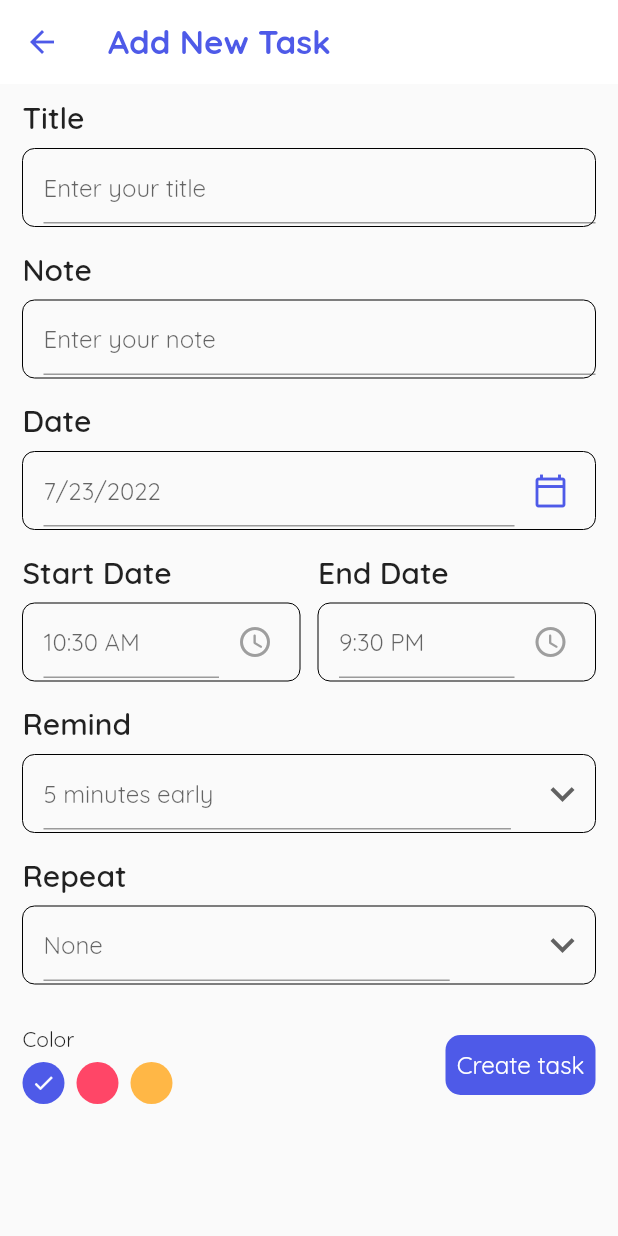
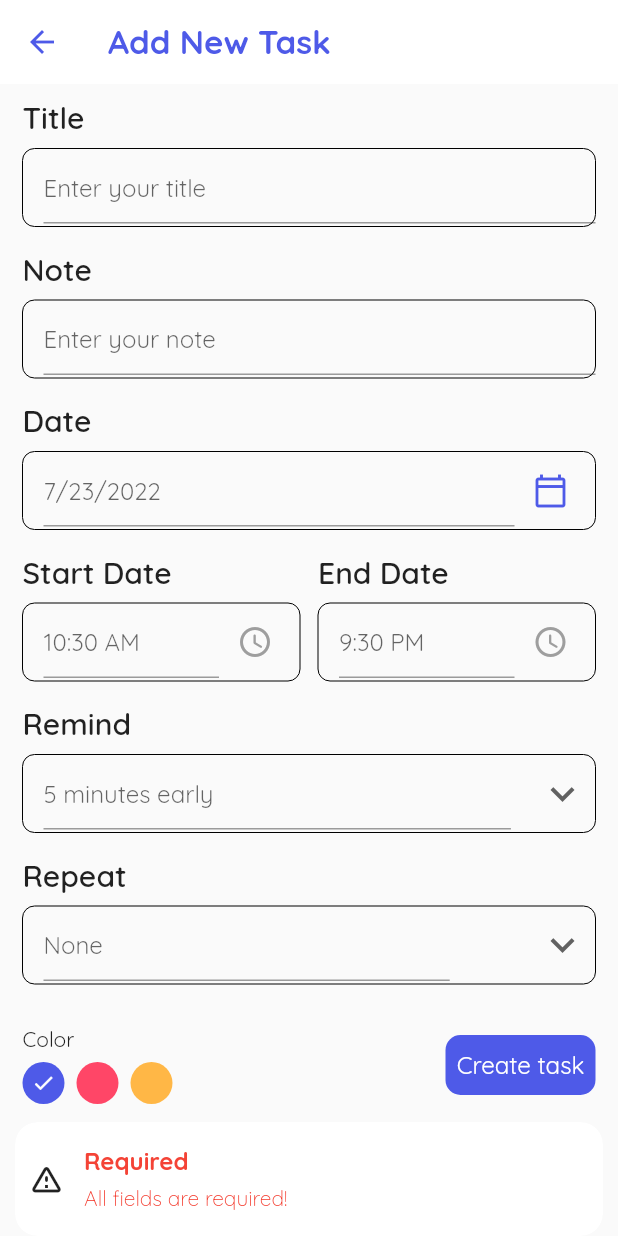
Before and after one commit to SujoyGhosh-scott/task-app-flutter, a Flutter app: the AddTaskPage screen opened directly, after a tap on "Create task", on a phone screen of 412 x 824 dp. Run offline on Flutter 3.47's test engine with Material 2 defaults, Android fonts, the phone set to English and light mode, and no system bars; our stand-ins replace date_picker_timeline, flutter_local_notifications, get, get_storage, google_fonts, timezone; accounts and stored records are empty.

Commit message:
second part done

```diff
--- /dev/null
+++ b/lib/controller/task_controller.dart
@@ -0,0 +1,10 @@
+import 'package:get/state_manager.dart';
+import 'package:todo_app/models/task.dart';
+
+class TaskController extends GetxController {
+  Future<int> addTask({Task? task}) async {
+    //add task to database
+    //return taskId
+    return 5;
+  }
+}
--- /dev/null
+++ b/lib/models/task.dart
@@ -0,0 +1,54 @@
+class Task {
+  int? id;
+  String? title;
+  String? note;
+  int? isCompleted;
+  String? date;
+  String? startTime;
+  String? endTime;
+  int? color;
+  int? remind;
+  String? repeat;
+
+  Task(
+      {this.id,
+      this.title,
+      this.note,
+      this.isCompleted,
+      this.date,
+      this.startTime,
+      this.endTime,
+      this.color,
+      this.remind,
+      this.repeat});
+
+  Task.formJson(Map<String, dynamic> json) {
+    id = json['id'];
+    title = json['title'];
+    note = json['note'];
+    isCompleted = json['isCompleted'];
+    date = json['date'];
+    startTime = json['startTime'];
+    endTime = json['endTime'];
+    color = json['color'];
+    remind = json['remind'];
+    repeat = json['repeat'];
+  }
+
+  Map<String, dynamic> toJson() {
+    final Map<String, dynamic> data = Map<String, dynamic>();
+
+    data['id'] = id;
+    data['title'] = title;
+    data['date'] = date;
+    data['note'] = note;
+    data['isCompleted'] = isCompleted;
+    data['startTime'] = startTime;
+    data['endTime'] = endTime;
+    data['color'] = color;
+    data['remind'] = remind;
+    data['repeat'] = repeat;
+
+    return data;
+  }
+}
--- a/lib/ui/add_task_bar.dart
+++ b/lib/ui/add_task_bar.dart
@@ -2,6 +2,8 @@ import 'package:flutter/foundation.dart';
 import 'package:flutter/material.dart';
 import 'package:get/get.dart';
 import 'package:intl/intl.dart';
+import 'package:todo_app/controller/task_controller.dart';
+import 'package:todo_app/models/task.dart';
 //import 'package:todo_app/ui/home_page.dart';
 import 'package:todo_app/ui/theme.dart';
 import 'package:todo_app/ui/widgets/button.dart';
@@ -15,6 +17,9 @@ class AddTaskPage extends StatefulWidget {
 }
 
 class _AddTaskPageState extends State<AddTaskPage> {
+  final TaskController _taskController = Get.put(TaskController());
+  final TextEditingController _titleController = TextEditingController();
+  final TextEditingController _noteController = TextEditingController();
   DateTime _selectedDate = DateTime.now();
   String _startTime = DateFormat("hh:mm a").format(DateTime.now()).toString();
   String _endTime = "9:30 PM";
@@ -42,8 +47,16 @@ class _AddTaskPageState extends State<AddTaskPage> {
         padding: const EdgeInsets.only(left: 15, right: 15, top: 10),
         child: SingleChildScrollView(
             child: Column(children: [
-          MyInputField(title: "Title", hint: "Enter your title"),
-          MyInputField(title: "Note", hint: "Enter your note"),
+          MyInputField(
+            title: "Title",
+            hint: "Enter your title",
+            controller: _titleController,
+          ),
+          MyInputField(
+            title: "Note",
+            hint: "Enter your note",
+            controller: _noteController,
+          ),
           MyInputField(
             title: "Date",
             hint: DateFormat.yMd().format(_selectedDate),
@@ -143,12 +156,42 @@ class _AddTaskPageState extends State<AddTaskPage> {
             crossAxisAlignment: CrossAxisAlignment.center,
             children: [
               _colorPallete(),
-              MyButton(label: "Create task", onTap: () {})
+              MyButton(label: "Create task", onTap: () => _validateDate())
             ],
           )
         ])),
       ),
     );
+  }
+
+  _validateDate() {
+    if (_titleController.text.isNotEmpty && _noteController.text.isNotEmpty) {
+      _addTaskToDB();
+      Get.back();
+    } else if (_titleController.text.isEmpty || _noteController.text.isEmpty) {
+      Get.snackbar("Required", "All fields are required!",
+          snackPosition: SnackPosition.BOTTOM,
+          backgroundColor: Colors.white,
+          icon: const Icon(Icons.warning_amber_rounded),
+          colorText: Colors.red);
+    }
+  }
+
+  _addTaskToDB() async {
+    int value = await _taskController.addTask(
+        task: Task(
+            note: _noteController.text,
+            title: _titleController.text,
+            date: DateFormat.yMd().format(_selectedDate),
+            startTime: _startTime,
+            endTime: _endTime,
+            remind: _selectedRemind,
+            repeat: _selectedRepeat,
+            color: _selectedColor,
+            isCompleted: 0));
+    if (kDebugMode) {
+      print("id is: $value");
+    }
   }
 
   _colorPallete() {
```
Also changed, not shown: lib/db/db_helper.dart (added).
